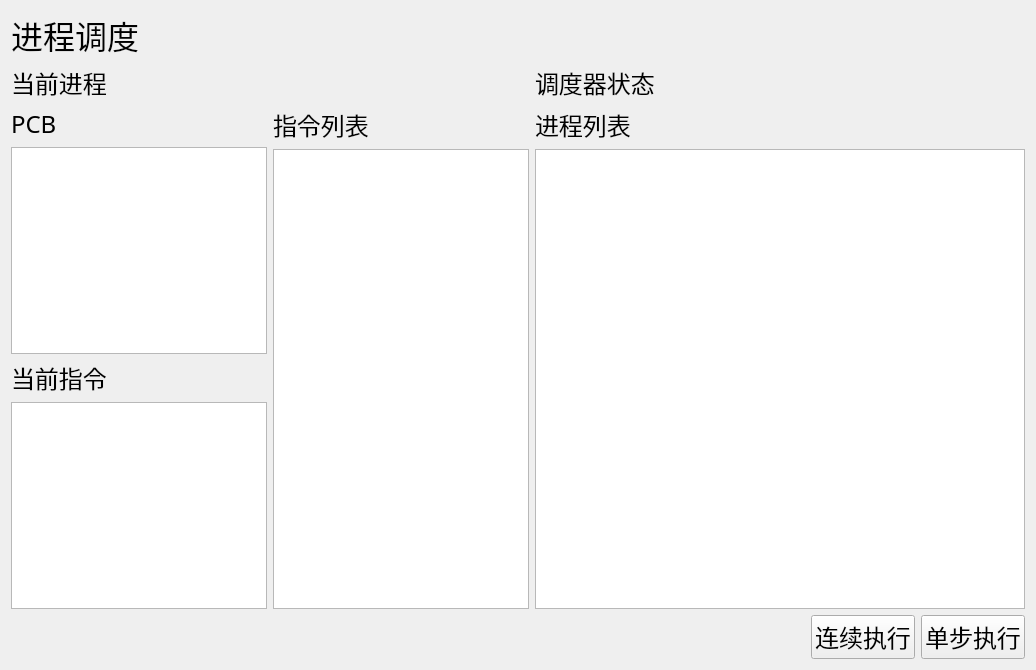
Qt form simos/process/ProcessWindow.ui (LinnkidChen/OS_Project) before a commit.
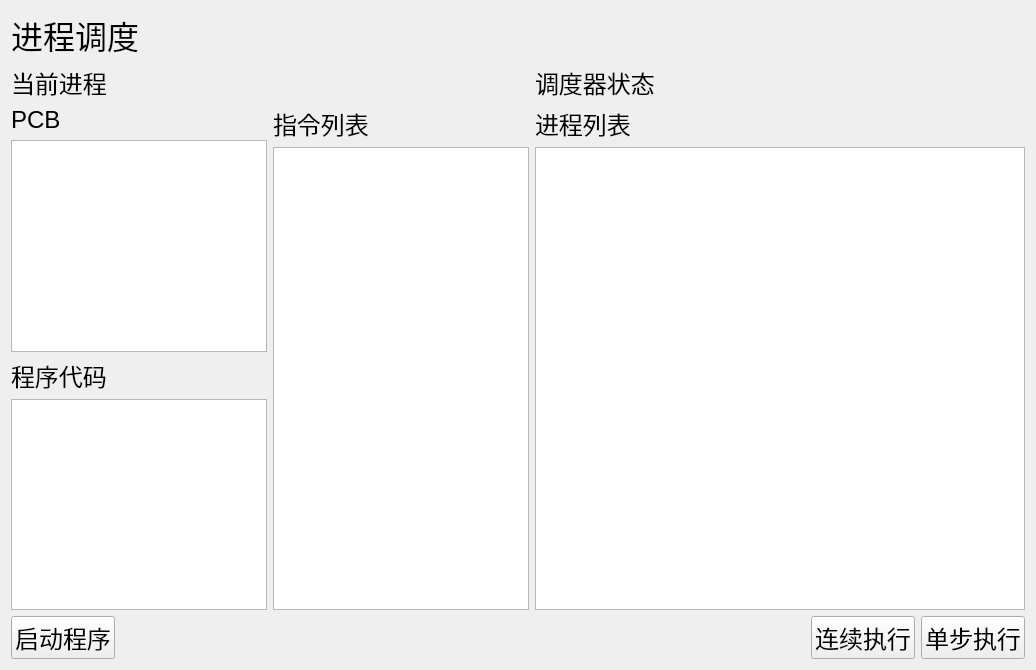
The same form after that commit.

Commit message: Support starting program at runtime

What changed in the file:
```diff
--- a/simos/process/ProcessWindow.ui
+++ b/simos/process/ProcessWindow.ui
@@ -15,7 +15,6 @@
   </property>
   <property name="font">
    <font>
-    <family>PingFang SC</family>
     <pointsize>18</pointsize>
    </font>
   </property>
@@ -53,7 +52,6 @@
           <widget class="QTextEdit" name="process_table">
            <property name="font">
             <font>
-             <family>Fira Code</family>
              <pointsize>12</pointsize>
             </font>
            </property>
@@ -65,7 +63,6 @@
         <widget class="QLabel" name="label_scheduler_status">
          <property name="font">
           <font>
-           <family>PingFang SC</family>
            <pointsize>18</pointsize>
           </font>
          </property>
@@ -78,7 +75,6 @@
         <widget class="QLabel" name="lable_current_process">
          <property name="font">
           <font>
-           <family>PingFang SC</family>
            <pointsize>18</pointsize>
           </font>
          </property>
@@ -104,7 +100,6 @@
               <widget class="QTextEdit" name="pcb_info">
                <property name="font">
                 <font>
-                 <family>Fira Code</family>
                  <pointsize>12</pointsize>
                 </font>
                </property>
@@ -113,7 +108,7 @@
              <item>
               <widget class="QLabel" name="label">
                <property name="text">
-                <string>当前指令</string>
+                <string>程序代码</string>
                </property>
               </widget>
              </item>
@@ -121,7 +116,6 @@
               <widget class="QTextEdit" name="current_inst">
                <property name="font">
                 <font>
-                 <family>Fira Code</family>
                  <pointsize>12</pointsize>
                 </font>
                </property>
@@ -142,7 +136,6 @@
               <widget class="QTextEdit" name="inst_table">
                <property name="font">
                 <font>
-                 <family>Fira Code</family>
                  <pointsize>12</pointsize>
                 </font>
                </property>
@@ -160,6 +153,13 @@
    </item>
    <item row="1" column="1">
     <layout class="QHBoxLayout" name="horizontalLayout_3">
+     <item>
+      <widget class="QPushButton" name="program_start_btn">
+       <property name="text">
+        <string>启动程序</string>
+       </property>
+      </widget>
+     </item>
      <item>
       <spacer name="horizontalSpacer">
        <property name="orientation">
```
Left out of the diff: 3 changed lines with no effect on the pictures. The commit also changes 4 other files.
